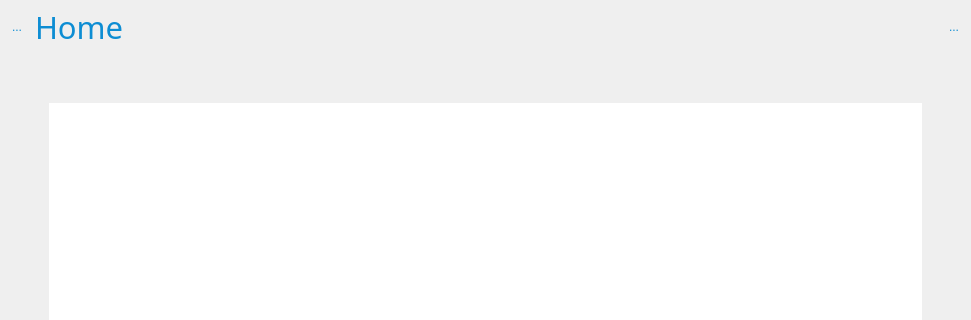
Qt form Include/imtgui/CThumbnailDecoratorGuiComp.ui (ImagingTools/ImtCore) before a commit; both pictures show x 0 to 971 and y 0 to 320 of the 971 by 641 pixel window.
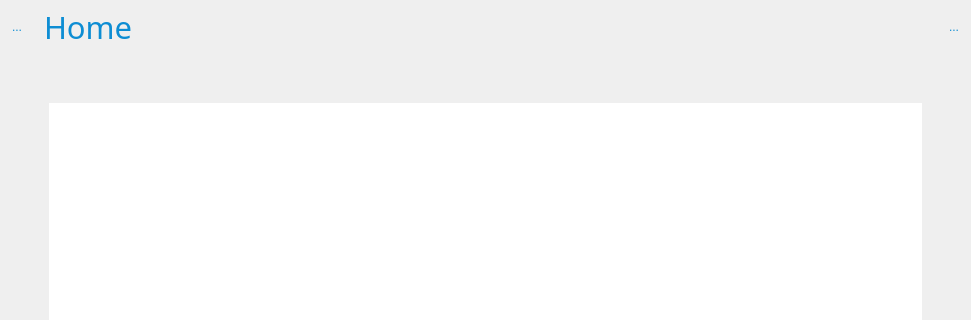
The same form after that commit. Icons and pictures are not drawn.

Commit message: Subpage management added

```diff
--- a/Include/imtgui/CThumbnailDecoratorGuiComp.ui
+++ b/Include/imtgui/CThumbnailDecoratorGuiComp.ui
@@ -133,6 +133,9 @@
       <enum>QFrame::Raised</enum>
      </property>
      <layout class="QHBoxLayout" name="horizontalLayout_2">
+      <property name="spacing">
+       <number>15</number>
+      </property>
       <property name="leftMargin">
        <number>5</number>
       </property>
```
Left out of the diff: 68 changed lines with no effect on the pictures. The commit also changes 1 other file.
